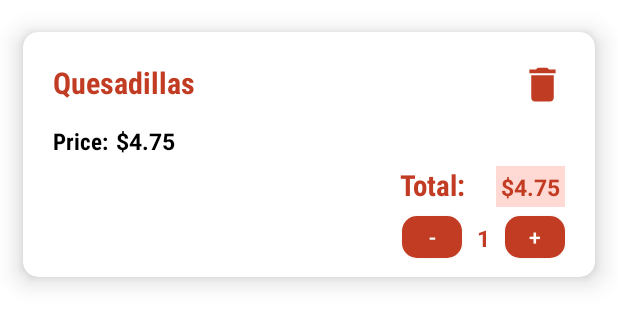
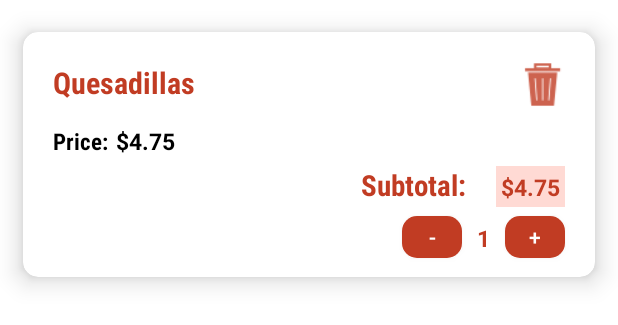
Before and after one commit to AndreaBorboa/ExamenU2, an Android app: the layout item_carrito.xml on its own in the app's theme, with its tools: preview values and no code run, on a phone screen of 412 x 824 dp. Shown: the top 325 px of the screen. Run offline under Robolectric (Android 15) with nearby library versions, the phone set to English and light mode, and no system bars.

Commit message:
Carrito funcionando.

```diff
--- a/app/src/main/java/borboa/andrea/examenu2/MainActivity.kt
+++ b/app/src/main/java/borboa/andrea/examenu2/MainActivity.kt
@@ -11,8 +11,11 @@ class MainActivity : AppCompatActivity() {
         setContentView(R.layout.activity_main)
         val boton_menu: Button = findViewById(R.id.btn_menu)
 
+        val listaCarrito = ArrayList<item>()
+
         boton_menu.setOnClickListener{
             var intent: Intent = Intent(this, MenuActivity::class.java)
+            intent.putExtra("listaCarrito",listaCarrito)
             startActivity(intent)
         }
 
--- a/app/src/main/java/borboa/andrea/examenu2/item.kt
+++ b/app/src/main/java/borboa/andrea/examenu2/item.kt
@@ -1,7 +1,9 @@
 package borboa.andrea.examenu2
+
+import java.io.Serializable
 
 data class item(var nombre_item:String="",
                 var descripcion_item:String="",
                 var precio_item:Double,
                 var cantidad:Int,
-                var total:Double)
+                var total:Double):Serializable
--- /dev/null
+++ b/app/src/main/res/drawable/toggle_carrito.xml
@@ -0,0 +1,5 @@
+<?xml version="1.0" encoding="utf-8"?>
+<selector xmlns:android="http://schemas.android.com/apk/res/android">
+    <item android:drawable="@drawable/ic_trash_closed" android:state_checked="false"/>
+    <item android:drawable="@drawable/ic_trash_open" android:state_checked="true"/>
+</selector>
--- a/app/src/main/res/layout/item_carrito.xml
+++ b/app/src/main/res/layout/item_carrito.xml
@@ -46,15 +46,17 @@
                     android:orientation="horizontal"
                     android:gravity="end">
 
-                    <ImageButton
+                    <ToggleButton
                         android:id="@+id/carrito"
-                        android:layout_width="wrap_content"
-                        android:layout_height="wrap_content"
-                        android:src="@drawable/ic_delete"
+                        android:layout_width="30dp"
+                        android:layout_height="30dp"
+                        android:textOff=""
+                        android:textOn=""
+                        android:background="@drawable/toggle_carrito"
                         android:gravity="end"
-                        android:background="@color/white"
                         android:layout_marginRight="20dp"
-                        android:layout_marginTop="20dp"/>
+                        android:layout_marginTop="20dp"
+                        android:drawableTint="@color/orangeblack"/>
 
                 </LinearLayout>
 
@@ -107,7 +109,7 @@
                     android:layout_height="wrap_content"
                     android:layout_marginLeft="20dp"
                     android:layout_marginTop="3dp"
-                    android:text="Total:"
+                    android:text="Subtotal:"
                     android:fontFamily="sans-serif-condensed"
                     android:textStyle="bold"
                     android:textColor="@color/orangeblack"
```
Also changed, not shown: app/src/main/java/borboa/andrea/examenu2/AdaptadorCarrito.kt (+31 -6 lines), app/src/main/java/borboa/andrea/examenu2/AdaptadorProductos.kt (+7 -8 lines), app/src/main/java/borboa/andrea/examenu2/CarritoActivity.kt (+30 -25 lines), app/src/main/java/borboa/andrea/examenu2/MenuActivity.kt (+11 -0 lines), app/src/main/java/borboa/andrea/examenu2/PlatillosActivity.kt (+15 -12 lines), app/src/main/res/layout/activity_carrito.xml (+6 -5 lines), app/src/main/res/drawable-hdpi/ic_trash_closed.png (added), app/src/main/res/drawable-hdpi/ic_trash_open.png (added), app/src/main/res/drawable-mdpi/ic_trash_closed.png (added), app/src/main/res/drawable-mdpi/ic_trash_open.png (added), app/src/main/res/drawable-xhdpi/ic_trash_closed.png (added), app/src/main/res/drawable-xhdpi/ic_trash_open.png (added), app/src/main/res/drawable-xxhdpi/ic_trash_closed.png (added), app/src/main/res/drawable-xxhdpi/ic_trash_open.png (added), 2 more files.
